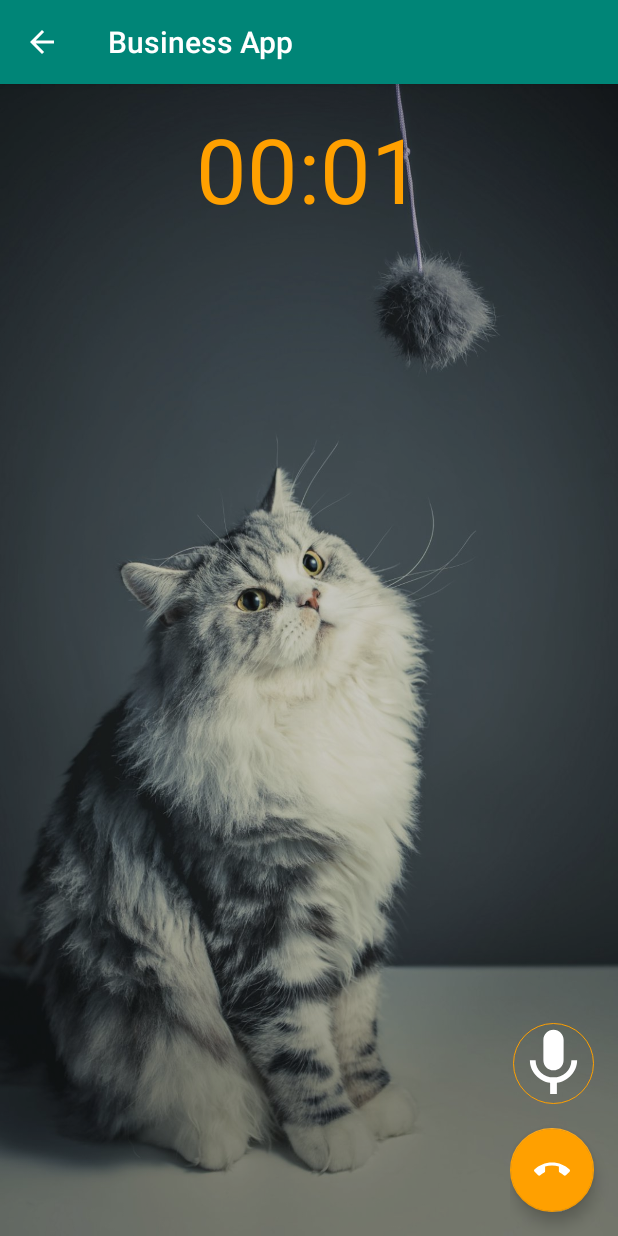
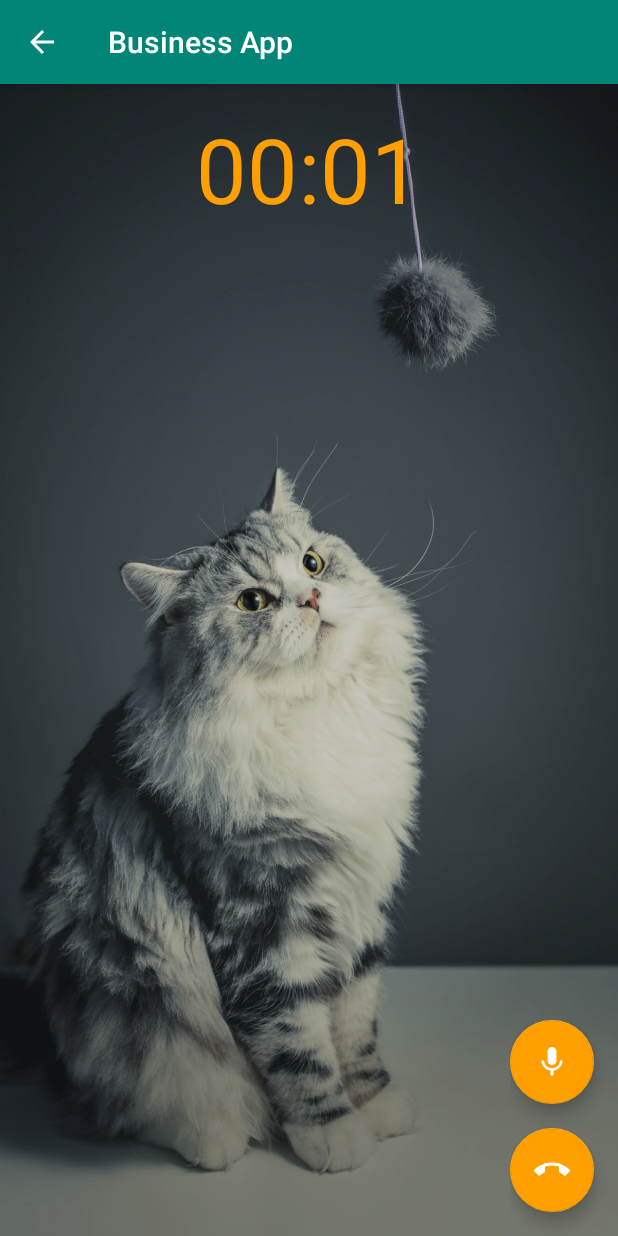
Before and after one commit to amroshehk/BusinessApp, an Android app: the VoiceActivity screen opened directly, with no data from a screen before it, after a tap on an icon or button, on a phone screen of 412 x 824 dp. Run offline under Robolectric (Android 15) with nearby library versions, the phone set to English and light mode, and no system bars; libraries missing offline, so code that uses them is left out: com.koushikdutta.async, com.koushikdutta.ion; pictures from the network do not load; 2 statements that could not run were skipped.

Commit message:
fixed some bug

```diff
--- a/app/src/main/AndroidManifest.xml
+++ b/app/src/main/AndroidManifest.xml
@@ -81,6 +81,7 @@
             android:label="@string/title_activity_search_business" />
         <activity
             android:name="com.digits.business.activities.BusinessDetailsActivity"
+            android:theme="@style/AppTheme.NoActionBar"
             android:label="@string/title_activity_business_details" />
         <activity
             android:name="com.digits.business.activities.SearchMp3FilesActivity"
--- a/app/src/main/java/com/digits/business/twilio/VoiceActivity.java
+++ b/app/src/main/java/com/digits/business/twilio/VoiceActivity.java
@@ -10,12 +10,15 @@ import android.content.DialogInterface;
 import android.content.Intent;
 import android.content.IntentFilter;
 import android.content.pm.PackageManager;
+import android.content.res.Resources;
 import android.graphics.drawable.ColorDrawable;
+import android.graphics.drawable.Drawable;
 import android.media.AudioAttributes;
 import android.media.AudioFocusRequest;
 import android.media.AudioManager;
 import android.os.Build;
 import android.os.Bundle;
+import android.os.Handler;
 import android.os.SystemClock;
 import android.util.Log;
 import android.view.LayoutInflater;
@@ -54,11 +57,13 @@ import java.util.HashMap;
 import androidx.annotation.NonNull;
 import androidx.appcompat.app.AlertDialog;
 import androidx.appcompat.app.AppCompatActivity;
+import androidx.appcompat.content.res.AppCompatResources;
 import androidx.coordinatorlayout.widget.CoordinatorLayout;
 import androidx.core.app.ActivityCompat;
 import androidx.core.content.ContextCompat;
 import androidx.fragment.app.Fragment;
 import androidx.localbroadcastmanager.content.LocalBroadcastManager;
+import androidx.vectordrawable.graphics.drawable.VectorDrawableCompat;
 
 public class VoiceActivity extends AppCompatActivity {
 
@@ -141,7 +146,7 @@ public class VoiceActivity extends AppCompatActivity {
 
     private static StringBuilder numberBuilder;
 
-    private ImageButton muteButton;
+  //  private ImageButton muteButton;
     private ImageView imageBackground;
 
     @Override
@@ -177,8 +182,8 @@ public class VoiceActivity extends AppCompatActivity {
         coordinatorLayout = findViewById(R.id.coordinator_layout);
         callActionFab = findViewById(R.id.call_action_fab);
         hangupActionFab = findViewById(R.id.hangup_action_fab);
-        /*muteActionFab = findViewById(R.id.mute_action_fab);*/
-        muteButton = findViewById(R.id.muteButton);
+        muteActionFab = findViewById(R.id.mute_action_fab);
+//        muteButton = findViewById(R.id.muteButton);
         chronometer = findViewById(R.id.chronometer);
 
         //---------------new Dialpad
@@ -190,8 +195,8 @@ public class VoiceActivity extends AppCompatActivity {
 
         callActionFab.setOnClickListener(callActionFabClickListener());
         hangupActionFab.setOnClickListener(hangupActionFabClickListener());
-        /*muteActionFab.setOnClickListener(muteActionFabClickListener());*/
-        muteButton.setOnClickListener(muteActionFabClickListener());
+        muteActionFab.setOnClickListener(muteActionFabClickListener());
+      //  muteButton.setOnClickListener(muteActionFabClickListener());
 
         notificationManager = (NotificationManager) getSystemService(Context.NOTIFICATION_SERVICE);
 
@@ -462,8 +467,8 @@ public class VoiceActivity extends AppCompatActivity {
         dialpad_rel.setVisibility(View.GONE);
         callActionFab.hide();
         hangupActionFab.show();
-        /*muteActionFab.show();*/
-        muteButton.setVisibility(View.VISIBLE);
+        muteActionFab.show();
+     //   muteButton.setVisibility(View.VISIBLE);
         chronometer.setVisibility(View.VISIBLE);
         chronometer.setBase(SystemClock.elapsedRealtime());
         chronometer.start();
@@ -477,10 +482,14 @@ public class VoiceActivity extends AppCompatActivity {
        // content_fragment.setVisibility(View.GONE);
         dialpad_rel.setVisibility(View.VISIBLE);
         callActionFab.hide();
-        /*muteActionFab.setImageDrawable(ContextCompat.getDrawable(getBaseContext(), R.drawable.ic_mic_white_24dp));*/
+        muteActionFab.setImageDrawable(AppCompatResources.getDrawable(getBaseContext(), R.drawable.ic_mic_white_24dp));
      //   muteActionFab.setBackgroundResource( R.drawable.ic_mic);
-       /* muteActionFab.hide();*/
-        muteButton.setVisibility(View.INVISIBLE);
+//        Resources resources = getBaseContext().getResources();
+//        Resources.Theme theme = getBaseContext().getTheme();
+//        Drawable drawable = VectorDrawableCompat.create(resources, R.drawable.ic_mic_white_24dp, theme);
+//        muteActionFab.setImageDrawable(drawable);
+        muteActionFab.hide();
+        //muteButton.setVisibility(View.INVISIBLE);
         hangupActionFab.hide();
         chronometer.setVisibility(View.INVISIBLE);
         chronometer.stop();
@@ -771,19 +780,49 @@ public class VoiceActivity extends AppCompatActivity {
               //  muteActionFab.setImageDrawable(this.getResources().getDrawable(R.drawable.ic_mic_off));
               //  muteActionFab.setBackgroundResource(R.drawable.ic_mic_off);
                // muteActionFab.setImageResource(R.drawable.ic_mic_off);
-               // muteActionFab.setImageDrawable(ContextCompat.getDrawable(getBaseContext(), R.drawable.ic_mic_white_off_24dp));
-                if (Build.VERSION.SDK_INT >= Build.VERSION_CODES.M) {
-                    muteButton.setForeground(this.getResources().getDrawable(R.drawable.ic_mic_white_24dp));
-                }
+//                final Handler   handler = new Handler();
+//
+//                final Runnable r = new Runnable() {
+//                    public void run() {
+//
+////                        handler.postDelayed(this, 1000);
+//                        Resources resources = getBaseContext().getResources();
+//                        Resources.Theme theme = getBaseContext().getTheme();
+//                        Drawable drawable = VectorDrawableCompat.create(resources, R.drawable.ic_mic_white_off_24dp, theme);
+//                        muteActionFab.setImageDrawable(drawable);
+//                    }
+//                };
+//
+//                handler.postDelayed(r, 200);
+                muteActionFab.setImageDrawable(AppCompatResources.getDrawable(getBaseContext(), R.drawable.ic_mic_white_off_24dp));
+
+//                if (Build.VERSION.SDK_INT >= Build.VERSION_CODES.M) {
+//                    muteButton.setForeground(this.getResources().getDrawable(R.drawable.ic_mic_white_24dp));
+//                }
 
             } else {
               //  muteActionFab.setImageDrawable(this.getResources().getDrawable(R.drawable.ic_mic));
                // muteActionFab.setBackgroundResource( R.drawable.ic_mic);
               //  muteActionFab.setImageResource( R.drawable.ic_mic);
-                //muteActionFab.setImageDrawable(ContextCompat.getDrawable(getBaseContext(), R.drawable.ic_mic_white_24dp));
-                if (Build.VERSION.SDK_INT >= Build.VERSION_CODES.M) {
-                    muteButton.setForeground(this.getResources().getDrawable(R.drawable.ic_mic_white_off_24dp));
-                }
+                muteActionFab.setImageDrawable(AppCompatResources.getDrawable(getBaseContext(), R.drawable.ic_mic_white_24dp));
+//                final Handler   handler = new Handler();
+//
+//                final Runnable r = new Runnable() {
+//                    public void run() {
+//
+////                        handler.postDelayed(this, 1000);
+//                        Resources resources = getBaseContext().getResources();
+//                        Resources.Theme theme = getBaseContext().getTheme();
+//                        Drawable drawable = VectorDrawableCompat.create(resources, R.drawable.ic_mic_white_24dp, theme);
+//                        muteActionFab.setImageDrawable(drawable);
+//                    }
+//                };
+//
+//                handler.postDelayed(r, 200);
+               // muteActionFab.setImageDrawable(ContextCompat.getDrawable(getBaseContext(), R.drawable.ic_mic_white_24dp));
+//                if (Build.VERSION.SDK_INT >= Build.VERSION_CODES.M) {
+//                    muteButton.setForeground(this.getResources().getDrawable(R.drawable.ic_mic_white_off_24dp));
+//                }
             }
         }
     }
--- a/app/src/main/res/layout/activity_play_mp3_files.xml
+++ b/app/src/main/res/layout/activity_play_mp3_files.xml
@@ -7,13 +7,16 @@
     tools:context=".activities.PlayMp3FilesActivity">
 <ImageView
     android:id="@+id/image"
-    android:layout_width="wrap_content"
-    android:layout_height="wrap_content"
+    android:layout_width="200sp"
+    android:layout_height="200sp"
+    android:layout_centerHorizontal="true"
     android:background="@drawable/mp3512" />
     <com.example.jean.jcplayer.view.JcPlayerView
         android:id="@+id/jcplayer"
         android:layout_width="match_parent"
         android:layout_height="wrap_content"
+        android:layout_alignParentBottom="true"
+        android:layout_alignBottom="@+id/image"
         android:layout_below="@+id/image"/>
 
 </RelativeLayout>
--- a/app/src/main/res/layout/activity_voice.xml
+++ b/app/src/main/res/layout/activity_voice.xml
@@ -225,18 +225,20 @@
         android:layout_weight="1"
         android:orientation="vertical">
 
-        <ImageButton
-            android:id="@+id/muteButton"
-            android:layout_width="54dp"
-            android:layout_height="54dp"
-            android:layout_gravity="bottom|end"
-            android:layout_marginEnd="@dimen/activity_vertical_margin"
-            android:layout_marginBottom="@dimen/activity_vertical_margin"
-            android:background="@drawable/circular_selector"
-            android:foreground="@drawable/ic_mic_white_24dp"
-            android:visibility="invisible" />
+        <!--<ImageButton-->
+            <!--android:id="@+id/muteButton"-->
+            <!--android:layout_width="54dp"-->
+            <!--android:layout_height="54dp"-->
+            <!--android:layout_gravity="bottom|end"-->
+            <!--android:layout_marginEnd="@dimen/activity_vertical_margin"-->
+            <!--android:layout_marginBottom="@dimen/activity_vertical_margin"-->
+            <!--android:background="@drawable/circular_selector"-->
+            <!--app:srcCompat="@drawable/ic_mic_white_24dp"-->
+            <!--android:backgroundTint="@color/colorAccent"-->
+            <!--android:visibility="visible"-->
+           <!--/>-->
 
-        <!--<com.google.android.material.floatingactionbutton.FloatingActionButton
+       <com.google.android.material.floatingactionbutton.FloatingActionButton
             android:id="@+id/mute_action_fab"
             android:layout_width="wrap_content"
             android:layout_height="wrap_content"
@@ -245,7 +247,7 @@
             android:layout_marginRight="@dimen/activity_horizontal_margin"
             android:layout_marginBottom="@dimen/activity_vertical_margin"
             app:srcCompat="@drawable/ic_mic_white_24dp"
-            android:visibility="invisible" />-->
+            android:visibility="visible" />
 
         <com.google.android.material.floatingactionbutton.FloatingActionButton
             android:id="@+id/hangup_action_fab"
@@ -255,7 +257,7 @@
             android:layout_marginEnd="@dimen/activity_horizontal_margin"
             android:layout_marginBottom="@dimen/activity_vertical_margin"
             app:srcCompat="@drawable/ic_call_end_white_24dp"
-            android:visibility="invisible" />
+            android:visibility="visible" />
 
     </LinearLayout>
 
```
